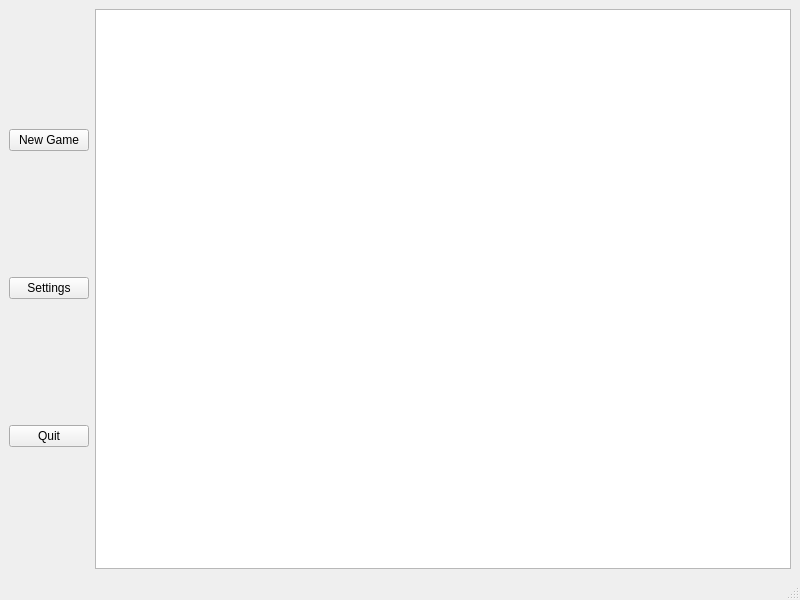
Old version of the form client/mainwindow.ui in the repository Ztrk/Go-online-game.
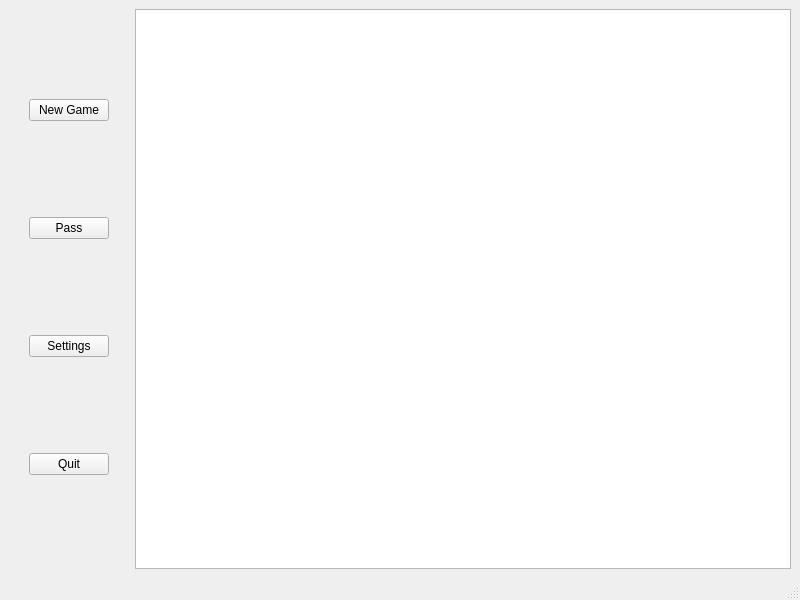
New version of the form.

Commit message: Add passing turns to client

```diff
--- a/client/mainwindow.ui
+++ b/client/mainwindow.ui
@@ -17,6 +17,15 @@
    <layout class="QHBoxLayout" name="horizontalLayout">
     <item>
      <layout class="QVBoxLayout" name="verticalLayout">
+      <property name="spacing">
+       <number>6</number>
+      </property>
+      <property name="leftMargin">
+       <number>20</number>
+      </property>
+      <property name="rightMargin">
+       <number>20</number>
+      </property>
       <item>
        <widget class="QPushButton" name="new_game_button">
         <property name="text">
@@ -24,6 +33,13 @@
         </property>
        </widget>
       </item>
+      <item>
+       <widget class="QPushButton" name="pass_button">
+        <property name="text">
+         <string>Pass</string>
+        </property>
+       </widget>
+      </item>
       <item>
        <widget class="QPushButton" name="settings_button">
         <property name="text">
@@ -42,7 +58,7 @@
     </item>
     <item>
      <layout class="QGridLayout" name="gridLayout">
-      <item row="2" column="0">
+      <item row="0" column="0">
        <widget class="QGraphicsView" name="graphics_view"/>
       </item>
      </layout>
```
The commit also changes 2 other files.
